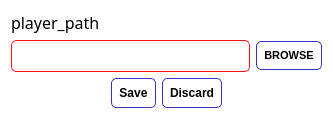
The window that settingsdialog.ui (wernix/CDAMoviePlayer) describes before a commit, drawn with Qt 5.
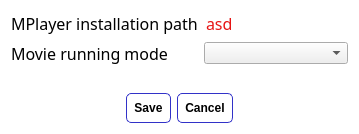
The same window after the commit.

What changed in the file:
```diff
--- a/settingsdialog.ui
+++ b/settingsdialog.ui
@@ -6,8 +6,8 @@
    <rect>
     <x>0</x>
     <y>0</y>
-    <width>333</width>
-    <height>105</height>
+    <width>359</width>
+    <height>134</height>
    </rect>
   </property>
   <property name="windowTitle">
@@ -21,60 +21,60 @@
   </property>
   <layout class="QVBoxLayout" name="verticalLayout">
    <item>
-    <widget class="QLabel" name="title">
-     <property name="font">
-      <font>
-       <family>Ubuntu Condensed</family>
-       <pointsize>12</pointsize>
-      </font>
-     </property>
-     <property name="text">
-      <string>player_path</string>
-     </property>
-    </widget>
-   </item>
-   <item>
-    <layout class="QHBoxLayout" name="horizontalLayout">
-     <item>
-      <widget class="QLineEdit" name="player_path">
+    <layout class="QFormLayout" name="formLayout">
+     <item row="0" column="0">
+      <widget class="QLabel" name="mplayer_path_title">
        <property name="font">
         <font>
          <family>Ubuntu Condensed</family>
-         <pointsize>15</pointsize>
+         <pointsize>12</pointsize>
+        </font>
+       </property>
+       <property name="text">
+        <string>MPlayer installation path</string>
+       </property>
+      </widget>
+     </item>
+     <item row="0" column="1">
+      <widget class="QLineEdit" name="mplayer_path">
+       <property name="font">
+        <font>
+         <family>Ubuntu Condensed</family>
+         <pointsize>12</pointsize>
         </font>
        </property>
        <property name="styleSheet">
         <string notr="true">QLineEdit {
-border: 1px solid rgb(255,20,20);
+border: 0px solid rgb(255,20,20);
 border-radius: 5px;
+color: rgb(230, 20, 20);
 }
 </string>
        </property>
+       <property name="text">
+        <string>asd</string>
+       </property>
+       <property name="readOnly">
+        <bool>true</bool>
+       </property>
       </widget>
      </item>
-     <item>
-      <widget class="QPushButton" name="browse_button">
+     <item row="1" column="0">
+      <widget class="QLabel" name="select_mode_title">
        <property name="font">
         <font>
-         <family>Ubuntu</family>
-         <pointsize>8</pointsize>
-         <weight>75</weight>
-         <bold>true</bold>
+         <family>Ubuntu Condensed</family>
+         <pointsize>12</pointsize>
         </font>
        </property>
-       <property name="styleSheet">
-        <string notr="true">QPushButton 
-{
-border: 1px solid rgb(50,50,200);
-border-radius: 5px;
-padding: 7px; 
-}</string>
-       </property>
        <property name="text">
-        <string>BROWSE</string>
+        <string>Movie running mode</string>
        </property>
       </widget>
      </item>
+     <item row="1" column="1">
+      <widget class="QComboBox" name="select_mode"/>
+     </item>
     </layout>
    </item>
    <item>
@@ -105,7 +105,7 @@
       <enum>Qt::Horizontal</enum>
      </property>
      <property name="standardButtons">
-      <set>QDialogButtonBox::Discard|QDialogButtonBox::Save</set>
+      <set>QDialogButtonBox::Cancel|QDialogButtonBox::Save</set>
      </property>
      <property name="centerButtons">
       <bool>true</bool>
```
Left out of the diff: 47 changed lines with no effect on the pictures.
